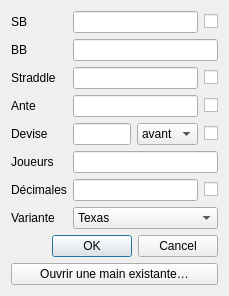
Old version of the form hh_creator/resource/ui/NewHandDialog.ui in the repository truenicoco/hh-creator.
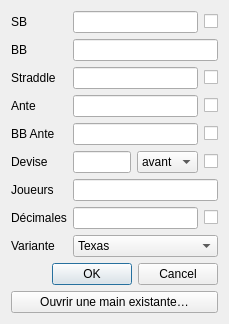
New version of the form.

Commit message:
feat: support for BB ante
Fixes: https://github.com/truenicoco/hh-creator/issues/11

```diff
--- a/hh_creator/resource/ui/NewHandDialog.ui
+++ b/hh_creator/resource/ui/NewHandDialog.ui
@@ -10,7 +10,7 @@
     <x>0</x>
     <y>0</y>
     <width>229</width>
-    <height>200</height>
+    <height>250</height>
    </rect>
   </property>
   <property name="windowTitle">
@@ -71,7 +71,7 @@
        </property>
       </widget>
      </item>
-     <item row="6" column="0">
+     <item row="8" column="0">
       <widget class="QLabel" name="label_5">
        <property name="text">
         <string>Joueurs</string>
@@ -85,14 +85,14 @@
        </property>
       </widget>
      </item>
-     <item row="8" column="0">
+     <item row="10" column="0">
       <widget class="QLabel" name="label_6">
        <property name="text">
         <string>Variante</string>
        </property>
       </widget>
      </item>
-     <item row="8" column="1">
+     <item row="10" column="1">
       <widget class="QComboBox" name="comboBoxVariant">
        <item>
         <property name="text">
@@ -134,21 +134,21 @@
        </item>
       </layout>
      </item>
-     <item row="6" column="1">
+     <item row="8" column="1">
       <layout class="QHBoxLayout" name="horizontalLayout_9">
        <item>
         <widget class="QLineEdit" name="lineEditPlayers"/>
        </item>
       </layout>
      </item>
-     <item row="5" column="0">
+     <item row="6" column="0">
       <widget class="QLabel" name="label_7">
        <property name="text">
         <string>Devise</string>
        </property>
       </widget>
      </item>
-     <item row="5" column="1">
+     <item row="6" column="1">
       <layout class="QHBoxLayout" name="horizontalLayout_10">
        <item>
         <widget class="QLineEdit" name="lineEditCurrency"/>
@@ -179,14 +179,14 @@
        </item>
       </layout>
      </item>
-     <item row="7" column="0">
+     <item row="9" column="0">
       <widget class="QLabel" name="label_8">
        <property name="text">
         <string>Décimales</string>
        </property>
       </widget>
      </item>
-     <item row="7" column="1">
+     <item row="9" column="1">
       <layout class="QHBoxLayout" name="horizontalLayout">
        <item>
         <widget class="QLineEdit" name="lineEditDecimals"/>
@@ -200,6 +200,27 @@
        </item>
       </layout>
      </item>
+     <item row="5" column="0">
+      <widget class="QLabel" name="label_9">
+       <property name="text">
+        <string>BB Ante</string>
+       </property>
+      </widget>
+     </item>
+     <item row="5" column="1">
+      <layout class="QHBoxLayout" name="horizontalLayout_9">
+       <item>
+        <widget class="QLineEdit" name="lineEditBBAnte"/>
+       </item>
+       <item>
+        <widget class="QCheckBox" name="checkBoxBBAnte">
+         <property name="text">
+          <string/>
+         </property>
+        </widget>
+       </item>
+      </layout>
+     </item>
     </layout>
    </item>
    <item>
```
The commit also changes 5 other files.
